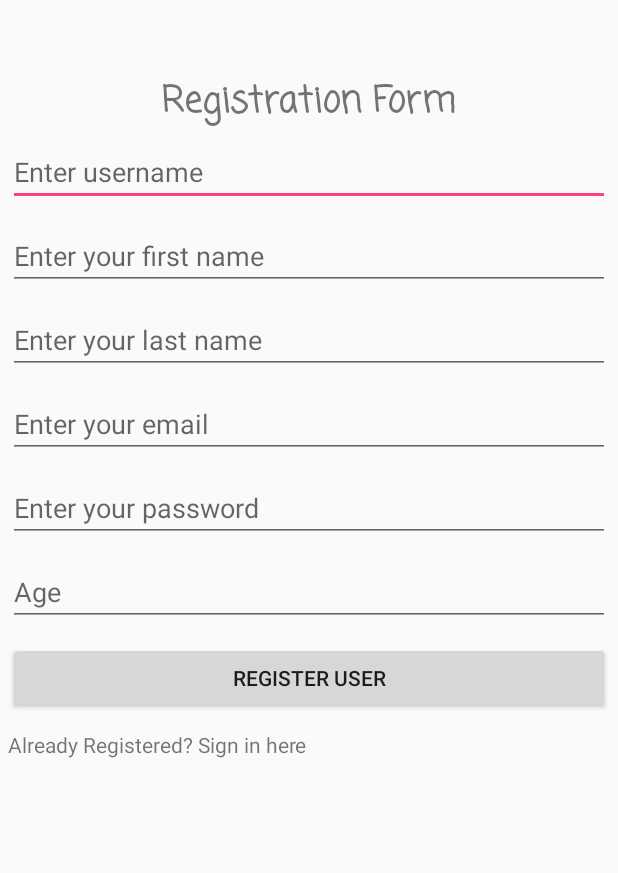
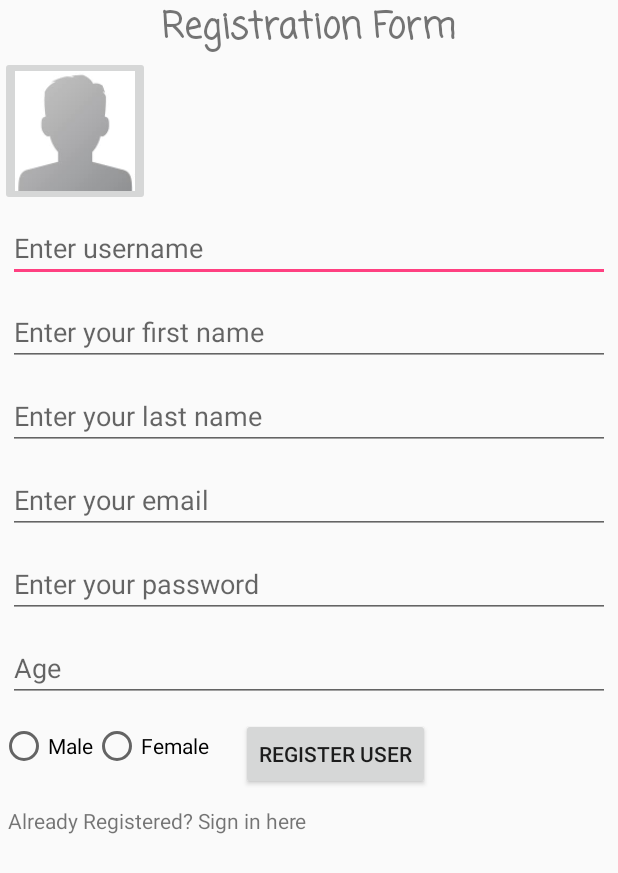
Before and after one commit to CHRISPASP95/EducationProgram, an Android app: the MainActivity screen opened directly, with no data from a screen before it, on a phone screen of 412 x 824 dp. Shown: the top 873 px of the screen. Run offline under Robolectric (Android 15) with nearby library versions, the phone set to English and light mode, and no system bars; our stand-ins replace Firebase (no records; nobody signed in at launch, a user with empty details on screens opened directly); libraries missing offline, so code that uses them is left out: com.theartofdev.edmodo.

Commit message:
finished registration

```diff
--- a/app/build.gradle
+++ b/app/build.gradle
@@ -26,8 +26,10 @@ dependencies {
     })
     compile 'com.android.support:appcompat-v7:25.3.1'
     compile 'com.android.support.constraint:constraint-layout:1.0.2'
-    compile 'com.google.firebase:firebase-database:10.2.1'
-    compile 'com.google.firebase:firebase-auth:10.2.1'
+    compile 'com.google.firebase:firebase-database:10.2.4'
+    compile 'com.google.firebase:firebase-auth:10.2.4'
+    compile 'com.google.firebase:firebase-storage:10.2.4'
+    compile 'com.theartofdev.edmodo:android-image-cropper:2.4.+'
     testCompile 'junit:junit:4.12'
 }
 apply plugin: 'com.google.gms.google-services'
--- a/app/src/main/AndroidManifest.xml
+++ b/app/src/main/AndroidManifest.xml
@@ -3,6 +3,8 @@
     package="com.example.christospaspalieris.educationprogram">
 
     <uses-permission android:name="android.permission.INTERNET" />
+    <uses-permission android:name="android.permission.READ_EXTERNAL_STORAGE"/>
+    <uses-permission android:name="android.permission.WRITE_EXTERNAL_STORAGE"/>
 
     <application
         android:allowBackup="true"
@@ -19,6 +21,8 @@
             </intent-filter>
         </activity>
         <activity android:name=".MainActivity" />
+        <activity android:name="com.theartofdev.edmodo.cropper.CropImageActivity"
+            android:theme="@style/Base.Theme.AppCompat"/>
         <activity android:name=".EducationalProgramActivity"></activity>
     </application>
 
--- a/app/src/main/java/com/example/christospaspalieris/educationprogram/UserInformation.java
+++ b/app/src/main/java/com/example/christospaspalieris/educationprogram/UserInformation.java
@@ -12,17 +12,19 @@ public class UserInformation {
     public String email;
     public String password;
     public String age;
+    public String sex;
 
     public UserInformation(){
 
     }
 
-    public UserInformation(String username, String first_name, String last_name, String email, String password,String age) {
+    public UserInformation(String username, String first_name, String last_name, String email, String password,String age,String sex) {
         this.username = username;
         this.first_name = first_name;
         this.last_name = last_name;
         this.email = email;
         this.password = password;
         this.age = age;
+        this.sex = sex;
     }
 }
--- a/app/src/main/res/layout/activity_main.xml
+++ b/app/src/main/res/layout/activity_main.xml
@@ -1,21 +1,27 @@
 <?xml version="1.0" encoding="utf-8"?>
-<android.support.constraint.ConstraintLayout xmlns:android="http://schemas.android.com/apk/res/android"
+
+
+    <RelativeLayout
+        xmlns:android="http://schemas.android.com/apk/res/android"
         xmlns:app="http://schemas.android.com/apk/res-auto"
         xmlns:tools="http://schemas.android.com/tools"
         android:layout_width="match_parent"
         android:layout_height="match_parent"
         tools:context="com.example.christospaspalieris.educationprogram.MainActivity">
-<RelativeLayout
-    android:layout_width="wrap_content"
-    android:layout_height="wrap_content">
+
+        <ScrollView
+            android:layout_width="match_parent"
+            android:layout_height="match_parent">
 
             <LinearLayout
-        android:orientation="vertical"
                 android:layout_width="match_parent"
                 android:layout_height="wrap_content"
-        android:layout_marginTop="49dp"
+                android:layout_alignParentBottom="true"
+                android:layout_alignParentStart="true"
                 android:layout_alignParentTop="true"
-        android:layout_alignParentStart="true">
+                android:orientation="vertical"
+                android:weightSum="1">
+
                 <TextView
                     android:id="@+id/textView"
                     android:layout_width="wrap_content"
@@ -25,6 +31,14 @@
                     android:text="Registration Form"
                     android:textSize="24sp"
                     android:textStyle="bold" />
+
+                <ImageButton
+                    android:id="@+id/imageButton"
+                    android:layout_width="100dp"
+                    android:layout_height="100dp"
+                    android:scaleType="centerCrop"
+                    app:srcCompat="@mipmap/default_image" />
+
                 <EditText
                     android:id="@+id/editTextUserName"
                     android:layout_width="match_parent"
@@ -50,20 +64,20 @@
                     android:inputType="textPersonName" />
 
                 <EditText
-            android:layout_margin="5dp"
-            android:inputType="textEmailAddress"
-            android:hint="Enter your email"
                     android:id="@+id/editTextEmail"
                     android:layout_width="match_parent"
-            android:layout_height="wrap_content" />
+                    android:layout_height="wrap_content"
+                    android:layout_margin="5dp"
+                    android:hint="Enter your email"
+                    android:inputType="textEmailAddress" />
 
                 <EditText
-            android:layout_margin="5dp"
-            android:inputType="textPassword"
-            android:hint="Enter your password"
                     android:id="@+id/editTextPassword"
                     android:layout_width="match_parent"
-            android:layout_height="wrap_content" />
+                    android:layout_height="wrap_content"
+                    android:layout_margin="5dp"
+                    android:hint="Enter your password"
+                    android:inputType="textPassword" />
 
                 <EditText
                     android:id="@+id/editAge"
@@ -73,12 +87,40 @@
                     android:hint="Age"
                     android:inputType="date" />
 
+                <LinearLayout
+                    android:layout_width="match_parent"
+                    android:layout_height="match_parent"
+                    android:orientation="horizontal"
+                    android:weightSum="1">
+
+                    <RadioButton
+                        android:id="@+id/radiomale"
+                        android:layout_width="wrap_content"
+                        android:layout_height="wrap_content"
+                        android:text="Male" />
+
+                    <RadioButton
+                        android:id="@+id/radiofemale"
+                        android:layout_width="wrap_content"
+                        android:layout_height="wrap_content"
+                        android:layout_alignParentTop="true"
+                        android:layout_toEndOf="@+id/radiomale"
+                        android:layout_weight="0.12"
+                        android:text="Female" />
+
                     <Button
                         android:id="@+id/buttonRegister"
-            android:layout_width="match_parent"
+                        android:layout_width="wrap_content"
                         android:layout_height="wrap_content"
                         android:layout_margin="5dp"
                         android:text="Register User" />
+
+                </LinearLayout>
+
+                <LinearLayout
+                    android:layout_width="match_parent"
+                    android:layout_height="match_parent"
+                    android:orientation="vertical">
 
                     <TextView
                         android:id="@+id/textViewSignin"
@@ -86,12 +128,10 @@
                         android:layout_height="wrap_content"
                         android:layout_margin="5dp"
                         android:text="Already Registered? Sign in here" />
+                </LinearLayout>
 
 
             </LinearLayout>
+        </ScrollView>
 
     </RelativeLayout>
-
-
-
-</android.support.constraint.ConstraintLayout>
```
Also changed, not shown: app/src/main/java/com/example/christospaspalieris/educationprogram/MainActivity.java (+76 -4 lines), app/src/main/res/mipmap-xxhdpi/default_image.jpg (added). Lines whose indentation alone changed are shown as unchanged.
